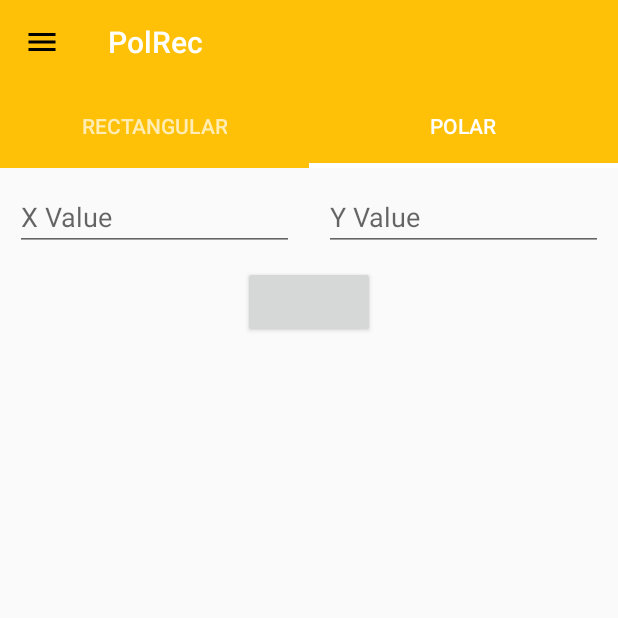
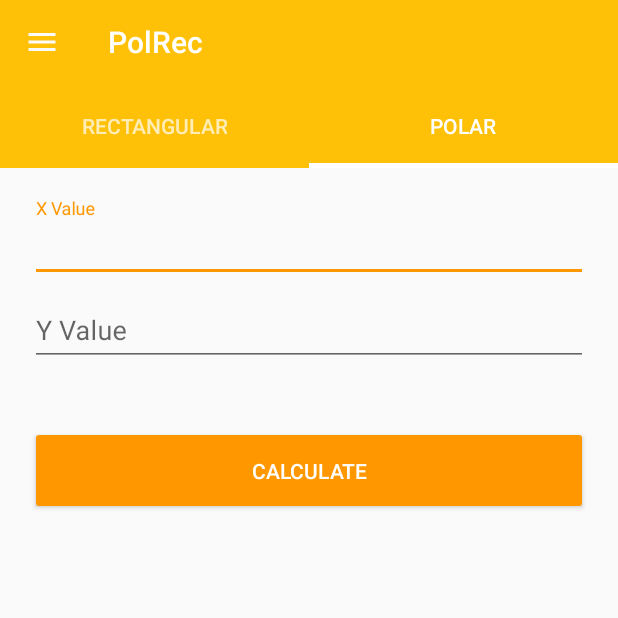
Before and after one commit to masbossun/PolRec, an Android app: the screen it shows after launch (MainActivity), tab 2 chosen, on a phone screen of 412 x 824 dp, the top half of it. Run offline under Robolectric (Android 15) with nearby library versions, the phone set to English and light mode, and no system bars.

```diff
--- a/app/src/main/AndroidManifest.xml
+++ b/app/src/main/AndroidManifest.xml
@@ -9,8 +9,10 @@
         android:roundIcon="@mipmap/ic_launcher_round"
         android:supportsRtl="true"
         android:theme="@style/Theme.AppCompat.Light.NoActionBar">
-        <activity android:name=".MainActivity"
-            android:theme="@style/AppTheme">
+        <activity
+            android:name=".MainActivity"
+            android:theme="@style/AppTheme"
+            android:screenOrientation="portrait">
             <intent-filter>
                 <action android:name="android.intent.action.MAIN" />
 
--- a/app/src/main/java/com/masbossun/ryansetiagi/polrec/MainActivity.kt
+++ b/app/src/main/java/com/masbossun/ryansetiagi/polrec/MainActivity.kt
@@ -2,6 +2,7 @@ package com.masbossun.ryansetiagi.polrec
 
 
 import android.content.Intent
+import android.content.pm.ActivityInfo
 import android.support.design.widget.NavigationView
 import android.support.v4.view.GravityCompat
 import android.support.v4.widget.DrawerLayout
@@ -32,7 +33,7 @@ class MainActivity : AppCompatActivity() {
 
         val actionBar = supportActionBar
         actionBar!!.setDisplayHomeAsUpEnabled(true)
-        actionBar.setHomeAsUpIndicator(R.drawable.ic_menu_black_24dp)
+        actionBar.setHomeAsUpIndicator(R.drawable.ic_menu_white_24dp)
 
         mDrawerLayout = findViewById(R.id.drawer_layout)
 
--- a/app/src/main/java/com/masbossun/ryansetiagi/polrec/PolActivity.kt
+++ b/app/src/main/java/com/masbossun/ryansetiagi/polrec/PolActivity.kt
@@ -5,6 +5,8 @@ import android.os.Bundle
 import android.support.annotation.MainThread
 import android.support.v4.app.Fragment
 import android.support.v4.app.FragmentActivity
+import android.support.v7.view.ContextThemeWrapper
+import android.text.InputType
 import android.util.AttributeSet
 import android.view.LayoutInflater
 import android.view.View
@@ -14,27 +16,29 @@ import android.widget.EditText
 import android.widget.TextView
 import android.widget.Toast
 import java.lang.Math.pow
+import java.math.BigDecimal
+import java.util.zip.Inflater
 import kotlin.math.sqrt
 
 
 class PolActivity : Fragment(){
 
-    private var textViewR: TextView? = null
-    private var textViewDeg: TextView? = null
+    private var textView: TextView? = null
     private var xValue: EditText? = null
     private var yValue: EditText? = null
 
     override fun onCreateView(inflater: LayoutInflater?, container: ViewGroup?, savedInstanceState: Bundle?): View? {
         val view = inflater!!.inflate(R.layout.layout_pol, container, false)
 
-        textViewR = view.findViewById<View>(R.id.viewHasilR) as TextView
-        textViewDeg = view.findViewById<View>(R.id.viewHasilDeg) as TextView
+        textView = view.findViewById<View>(R.id.viewHasil) as TextView
         xValue = view.findViewById<View>(R.id.valX) as EditText
         yValue = view.findViewById<View>(R.id.valY) as EditText
 
         val button = view.findViewById<View>(R.id.viewCalculate) as Button
         button.setOnClickListener(
-                View.OnClickListener { buttonClicked(view) }
+                View.OnClickListener {
+                    buttonClicked(view)
+                }
         )
 
         return view
@@ -51,15 +55,25 @@ class PolActivity : Fragment(){
         return deg
     }
 
-    fun buttonClicked(view: View){
+    private fun buttonClicked(view: View){
         val xVal = xValue?.text.toString()
         val yVal = yValue?.text.toString()
 
-        val calR = calculateR(xVal, yVal)
-        val calDeg = calculateDeg(xVal, yVal)
+        val calR = calculateR(xVal, yVal).toString()
+        val calDeg = calculateDeg(xVal, yVal).toString()
 
-        textViewR?.setText(calR.toString())
-        textViewDeg?.setText(calDeg.toString())
+        if (calR.length >= 15 && calDeg.length >= 15){
+            val newCalR = calR.substring(0, 15)
+            val newCalDeg = calDeg.substring(0, 15)
+            textView?.setText(
+                    getString(R.string.calculatePol, newCalR, newCalDeg)
+            )
+        }else{
+            textView?.setText(
+                    getString(R.string.calculatePol, calR, calDeg)
+            )
+        }
+
     }
 
     companion object {
--- a/app/src/main/java/com/masbossun/ryansetiagi/polrec/RecActivity.kt
+++ b/app/src/main/java/com/masbossun/ryansetiagi/polrec/RecActivity.kt
@@ -8,16 +8,76 @@ import android.util.AttributeSet
 import android.view.LayoutInflater
 import android.view.View
 import android.view.ViewGroup
+import android.widget.Button
+import android.widget.EditText
+import android.widget.TextView
 
 /**
  * Created by Ryan Setiagi on 28/03/2018.
  */
 class RecActivity : Fragment() {
-    override fun onCreateView(
-            inflater: LayoutInflater?,
-            container: ViewGroup?,
-            savedInstanceStae: Bundle?): View? =
-            inflater!!.inflate(R.layout.layout_rec, container, false)
+
+    private var textView: TextView? = null
+    private var rValue: EditText? = null
+    private var degValue: EditText? = null
+
+    override fun onCreateView(inflater: LayoutInflater?, container: ViewGroup?, savedInstanceStae: Bundle?): View? {
+        val view = inflater!!.inflate(R.layout.layout_rec, container, false)
+
+        textView = view.findViewById<View>(R.id.viewHasil) as TextView
+        rValue = view.findViewById<View>(R.id.valR) as EditText
+        degValue = view.findViewById<View>(R.id.valDeg) as EditText
+
+        val button = view.findViewById<View>(R.id.viewCalculate) as Button
+        button.setOnClickListener(View.OnClickListener { buttonClicked(view) })
+
+
+        return view
+    }
+
+    private fun toRadian(x: String): Double{
+        val X = (x.toDouble() * Math.PI) / 180
+        return X
+    }
+
+    private fun calculateX(r: String, deg: String): Double{
+        val x = r.toDouble() * Math.cos( toRadian(deg) )
+        return x
+    }
+
+    private fun calculateY(r: String, deg: String): Double{
+        val y = r.toDouble() * Math.sin( toRadian(deg) )
+        return y
+    }
+
+    private fun buttonClicked(view: View){
+        val valR = rValue?.text.toString()
+        val valDeg = degValue?.text.toString()
+
+        val calX = calculateX(valR, valDeg).toString()
+        val calY = Math.abs(calculateY(valR, valDeg)).toString()
+
+        if (calculateY(valR, valDeg) > 0){
+            if (calX.length > 15 && calY.length > 15){
+                val newX = calX.substring(0, 15)
+                val newY = calY.substring(0, 15)
+                textView?.setText(getString(R.string.calculateRecPositive, newX, newY))
+            }else{
+                textView?.setText(getString(R.string.calculateRecPositive, calX, calY))
+            }
+        }else{
+            if (calX.length > 15 && calY.length > 15){
+                val newX = calX.substring(0, 15)
+                val newY = calY.substring(0, 15)
+                textView?.setText(getString(R.string.calculateRecNegative, newX, newY))
+            }else{
+                textView?.setText(getString(R.string.calculateRecNegative, calX, calY))
+            }
+        }
+
+    }
+
+
 
     companion object {
         fun newInstance(): RecActivity = RecActivity()
--- a/app/src/main/res/drawable/ic_menu_black_24dp.xml
+++ b/app/src/main/res/drawable/ic_menu_white_24dp.xml
@@ -4,6 +4,6 @@
         android:viewportWidth="24.0"
         android:viewportHeight="24.0">
     <path
-        android:fillColor="#FF000000"
+        android:fillColor="#fafafa"
         android:pathData="M3,18h18v-2L3,16v2zM3,13h18v-2L3,11v2zM3,6v2h18L21,6L3,6z"/>
 </vector>
--- a/app/src/main/res/layout/layout_pol.xml
+++ b/app/src/main/res/layout/layout_pol.xml
@@ -1,71 +1,60 @@
 <?xml version="1.0" encoding="utf-8"?>
-<RelativeLayout xmlns:android="http://schemas.android.com/apk/res/android"
+<LinearLayout xmlns:android="http://schemas.android.com/apk/res/android"
     android:layout_width="match_parent"
     android:layout_height="match_parent"
-    xmlns:tools="http://schemas.android.com/tools"
-    android:orientation="vertical">
+    android:orientation="vertical"
+    android:paddingTop="20dp"
+    android:paddingEnd="20dp"
+    android:paddingStart="20dp"
+    >
 
-    <LinearLayout
-        android:id="@+id/editTextContainer"
+    <android.support.design.widget.TextInputLayout
+        android:layout_width="match_parent"
+        android:layout_height="wrap_content">
+
+        <EditText
             android:layout_width="match_parent"
             android:layout_height="wrap_content"
-        android:orientation="horizontal"
-        android:weightSum="1"
-        android:layout_centerHorizontal="true">
+            android:id="@+id/valX"
+            android:hint="@string/x_value"
+            android:inputType="number|numberSigned|numberDecimal"
+            />
+
+    </android.support.design.widget.TextInputLayout>
+
+    <android.support.design.widget.TextInputLayout
+        android:layout_width="match_parent"
+        android:layout_height="wrap_content">
 
         <EditText
-            android:layout_width="wrap_content"
+            android:layout_width="match_parent"
             android:layout_height="wrap_content"
-            android:id="@+id/valX"
-            android:layout_margin="10dp"
-            android:layout_weight=".5"
-            android:hint="X Value"
+            android:id="@+id/valY"
+            android:hint="@string/y_value"
+            android:inputType="number|numberSigned|numberDecimal"
             />
 
-        <EditText
-            android:layout_width="wrap_content"
-            android:layout_height="wrap_content"
-            android:id="@+id/valY"
-            android:layout_margin="10dp"
-            android:layout_weight=".5"
-            android:hint="Y Value"
-            />
+    </android.support.design.widget.TextInputLayout>
 
-    </LinearLayout>
-
-    <LinearLayout
+    <Button
+        android:layout_marginTop="40dp"
         android:layout_width="match_parent"
         android:layout_height="wrap_content"
-        android:id="@+id/textViewContainer"
-        android:orientation="horizontal"
-        android:layout_below="@id/viewCalculate"
-        android:layout_margin="20dp"
-        android:gravity="center">
-
-        <TextView
-            android:layout_width="wrap_content"
-            android:layout_height="wrap_content"
-            android:id="@+id/viewHasilR"
-            android:layout_marginBottom="20dp"
-            android:layout_margin="20dp" />
-
-        <TextView
-            android:layout_width="wrap_content"
-            android:layout_height="wrap_content"
-            android:id="@+id/viewHasilDeg"
-            android:layout_marginBottom="20dp"
-            android:layout_margin="20dp" />
-
-    </LinearLayout>
-
-
-    <Button
-        android:layout_width="wrap_content"
-        android:layout_height="wrap_content"
         android:id="@+id/viewCalculate"
-        android:layout_below="@id/editTextContainer"
-        android:layout_centerHorizontal="true"
+        android:text="@string/calculateButton"
+        style="@style/Widget.AppCompat.Button.Colored"
+        android:padding="20dp"
         />
 
 
-</RelativeLayout>
+    <TextView
+        android:layout_gravity="center"
+        android:layout_width="match_parent"
+        android:layout_height="wrap_content"
+        android:id="@+id/viewHasil"
+        android:layout_marginTop="20dp"
+        android:textAlignment="center"
+        android:textSize="20sp"/>
+
+
+</LinearLayout>
--- a/app/src/main/res/layout/nav_header.xml
+++ b/app/src/main/res/layout/nav_header.xml
@@ -3,7 +3,7 @@
     android:orientation="vertical"
     android:layout_width="match_parent"
     android:layout_height="192dp"
-    android:background="@color/colorAccentPol"
+    android:background="@color/colorPrimaryPol"
     android:padding="16dp"
     android:theme="@style/ThemeOverlay.AppCompat.Dark"
     android:gravity="bottom"
--- a/app/src/main/res/values/colors.xml
+++ b/app/src/main/res/values/colors.xml
@@ -1,6 +1,6 @@
 <?xml version="1.0" encoding="utf-8"?>
 <resources>
     <color name="colorPrimaryPol">#FFC107</color>
-    <color name="colorPrimaryDarkPol">#FFA000</color>
-    <color name="colorAccentPol">#FFC400</color>
+    <color name="colorPrimaryDarkPol">#C79100</color>
+    <color name="colorAccentPol">#ff9800</color>
 </resources>
--- a/app/src/main/res/values/strings.xml
+++ b/app/src/main/res/values/strings.xml
@@ -1,5 +1,15 @@
-<resources>
+<resources xmlns:xliff="urn:oasis:names:tc:xliff:document:1.2">
     <string name="app_name">PolRec</string>
     <string name="pol">Polar</string>
     <string name="rec">Rectangular</string>
+
+    <string name="calculatePol">%1$s <xliff:g id="angle">\u2220</xliff:g> %2$s<xliff:g id="degree">\u00B0</xliff:g></string>
+    <string name="x_value">X Value</string>
+    <string name="y_value">Y Value</string>
+    <string name="calculateButton">calculate</string>
+    <string name="r_value">R Value</string>
+    <string name="degree_value"><xliff:g id="phi">\u03D5</xliff:g> Value</string>
+    <string name="calculateRecPositive">%1$s <xliff:g id="plus">\u002B</xliff:g> J%2$s</string>
+    <string name="calculateRecNegative">%1$s <xliff:g id="minus">\u002D</xliff:g> J%2$s</string>
+
 </resources>
```
Also changed, not shown: app/src/main/res/layout/layout_rec.xml (+52 -5 lines). Lines whose indentation alone changed are shown as unchanged.
